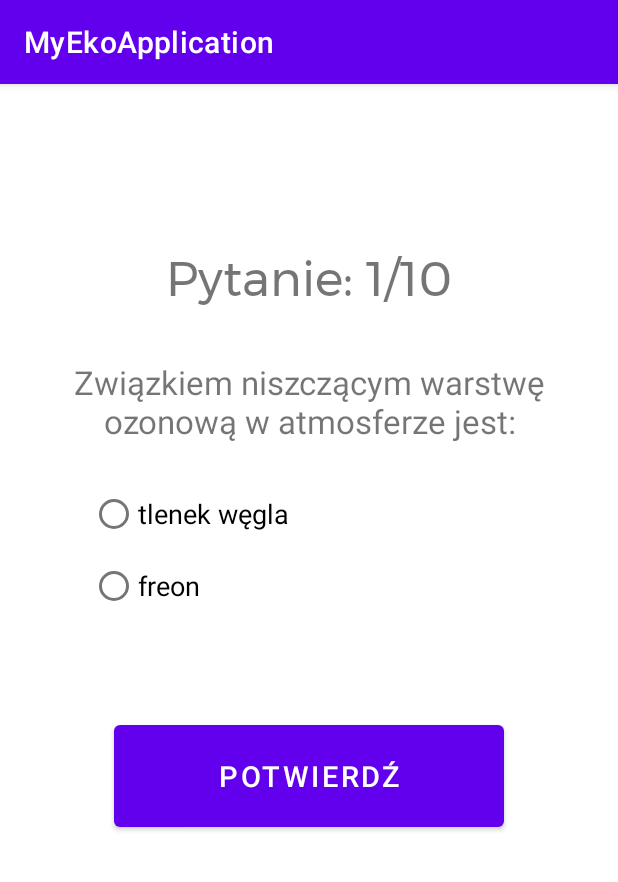
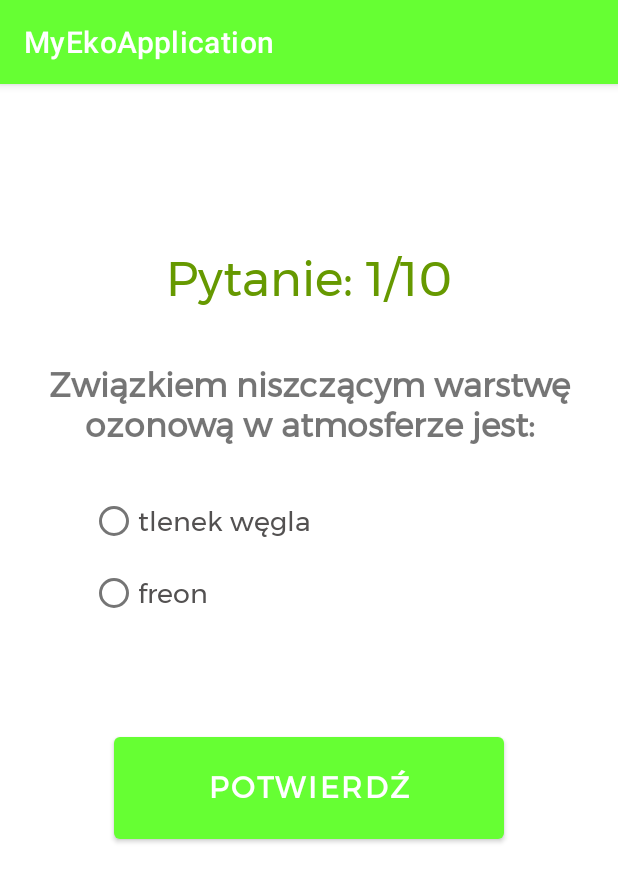
Before and after one commit to izabelaracz/MyEkoApplication, an Android app: the QuizWorking screen opened directly, with no data from a screen before it, on a phone screen of 412 x 824 dp. Shown: the top 882 px of the screen. Run offline under Robolectric (Android 15) with nearby library versions, the light colour scheme and no system bars; Roboto replaces fonts that are not available here.

Commit message:
Kosmetyka aktywności quiz

```diff
--- a/app/src/main/java/com/example/myekoapplication/Dom.java
+++ b/app/src/main/java/com/example/myekoapplication/Dom.java
@@ -17,4 +17,5 @@ public class Dom extends AppCompatActivity {
         super.finish();
         //overridePendingTransition(R.anim.slide_in_left, R.anim.slide_out_right);
     }
+
 }
--- a/app/src/main/java/com/example/myekoapplication/Quiz.java
+++ b/app/src/main/java/com/example/myekoapplication/Quiz.java
@@ -16,6 +16,9 @@ public class Quiz extends AppCompatActivity {
     protected void onCreate(Bundle savedInstanceState) {
         super.onCreate(savedInstanceState);
         setContentView(R.layout.activity_quiz);
+
+        textViewInfo = (TextView) findViewById((R.id.textViewMsg));
+        textViewInfo.setText("Sprawdź się i zobacz jak dużo wiesz o byciu eko! Quiz nie jest trudny, od razu zobaczysz czy Twoja odpowiedź jest prawidłowa. Dostaniesz także wytłumaczenie odpowiedzi. Nasz quiz to przede wszystkim zabawa, ale masz również możliwość zdobycia nowej wiedzy.\nPowodzenia!");
 
         buttonDalej = (Button) findViewById(R.id.buttonNext);
         buttonDalej.setOnClickListener(new View.OnClickListener() {
--- a/app/src/main/res/layout/activity_quiz_working.xml
+++ b/app/src/main/res/layout/activity_quiz_working.xml
@@ -18,20 +18,23 @@
         android:layout_marginTop="105dp"
         android:fontFamily="@font/montserrat"
         android:text="PYTANIE 1 z x"
+        android:textColor="@android:color/holo_green_dark"
         android:textSize="32dp" />
 
     <TextView
         android:id="@+id/question_text"
-        android:textAlignment="center"
-        android:text="tekst_pytania tekst_pytania tekst_pytania tekst_pytania tekst_pytania tekst_pytania tekst_pytania tekst_pytania "
         android:layout_width="wrap_content"
         android:layout_height="wrap_content"
-        android:textSize="22dp"
+        android:layout_below="@+id/question_count"
         android:layout_centerHorizontal="true"
-        android:layout_below="@+id/question_count"
         android:layout_marginHorizontal="20dp"
         android:layout_marginTop="30dp"
-        android:gravity="center_horizontal" />
+        android:fontFamily="@font/montserrat"
+        android:gravity="center_horizontal"
+        android:text="tekst_pytania tekst_pytania tekst_pytania tekst_pytania tekst_pytania tekst_pytania tekst_pytania tekst_pytania "
+        android:textAlignment="center"
+        android:textSize="22dp"
+        android:textStyle="bold" />
 
     <RadioGroup
         android:id="@+id/radio_group"
@@ -43,42 +46,51 @@
 
         <RadioButton
             android:id="@+id/radio_button1"
-            android:textSize="18dp"
             android:layout_width="wrap_content"
             android:layout_height="wrap_content"
-            android:text="Odpowiedz 1" />
+            android:fontFamily="@font/montserrat"
+            android:text="Odpowiedz 1"
+            android:textColor="#535151"
+            android:textSize="18dp" />
 
         <RadioButton
             android:id="@+id/radio_button2"
-            android:textSize="18dp"
             android:layout_width="wrap_content"
             android:layout_height="wrap_content"
-            android:text="Odpowiedz 2" />
+            android:fontFamily="@font/montserrat"
+            android:text="Odpowiedz 2"
+            android:textColor="#535151"
+            android:textSize="18dp" />
 
     </RadioGroup>
 
     <TextView
         android:id="@+id/answer_description"
-        android:textAlignment="center"
         android:layout_width="wrap_content"
         android:layout_height="wrap_content"
-        android:text="opis_odpowiedzi opis_odpowiedzi opis_odpowiedzi opis_odpowiedzi opis_odpowiedzi opis_odpowiedzi opis_odpowiedzi"
         android:layout_below="@+id/radio_group"
-        android:textSize="18dp"
         android:layout_centerHorizontal="true"
         android:layout_marginHorizontal="20dp"
         android:layout_marginTop="20dp"
-        android:gravity="center_horizontal" />
+        android:fontFamily="@font/montserrat"
+        android:gravity="center_horizontal"
+        android:text="opis_odpowiedzi opis_odpowiedzi opis_odpowiedzi opis_odpowiedzi opis_odpowiedzi opis_odpowiedzi opis_odpowiedzi"
+        android:textAlignment="center"
+        android:textAllCaps="false"
+        android:textSize="18dp" />
 
     <Button
         android:id="@+id/button_confirm_next"
         android:layout_width="260dp"
         android:layout_height="80dp"
-        android:textSize="19dp"
-        android:text="Następne pytanie"
         android:layout_below="@+id/answer_description"
         android:layout_centerHorizontal="true"
-        android:layout_marginTop="18dp"/>
+        android:layout_marginTop="18dp"
+        android:fontFamily="@font/montserrat"
+        android:text="Następne pytanie"
+        android:textAllCaps="true"
+        android:textSize="19dp"
+        android:textStyle="bold" />
 
 </RelativeLayout>
 </ScrollView>
--- a/app/src/main/res/values/colors.xml
+++ b/app/src/main/res/values/colors.xml
@@ -7,4 +7,12 @@
     <color name="teal_700">#FF018786</color>
     <color name="black">#FF000000</color>
     <color name="white">#FFFFFFFF</color>
+
+    <color name="green">#1B5E20</color>
+    <color name="green_dark">#003300</color>
+    <color name="green_light">#aaff80</color>
+    <color name="green_limet">#66ff33</color>
+    <color name="blue">#0288D1</color>
+    <color name="blue_dark">#005B9F</color>
+    <color name="blue_light">#81D4FA</color>
 </resources>
--- a/app/src/main/res/values/themes.xml
+++ b/app/src/main/res/values/themes.xml
@@ -2,8 +2,8 @@
     <!-- Base application theme. -->
     <style name="Theme.MyEkoApplication" parent="Theme.MaterialComponents.DayNight.DarkActionBar">
         <!-- Primary brand color. -->
-        <item name="colorPrimary">@color/purple_500</item>
-        <item name="colorPrimaryVariant">@color/purple_700</item>
+        <item name="colorPrimary">@color/green_limet</item>
+        <item name="colorPrimaryVariant">@color/green</item>
         <item name="colorOnPrimary">@color/white</item>
         <!-- Secondary brand color. -->
         <item name="colorSecondary">@color/teal_200</item>
```
Also changed, not shown: app/src/main/java/com/example/myekoapplication/QuizResult.java (+8 -1 lines), app/src/main/res/layout/activity_quiz.xml (+12 -4 lines), app/src/main/res/layout/activity_quiz_result.xml (+13 -4 lines).
